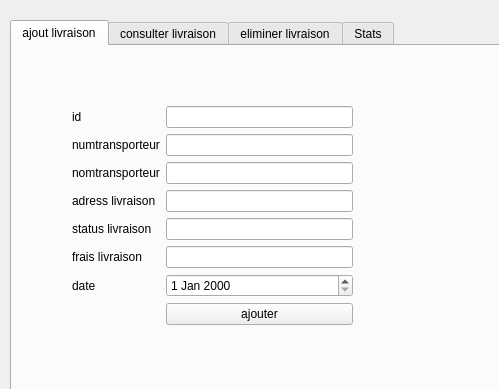
Qt form projetc++/mainwindow.ui (24-25PCPP2A27/projet2a-2a27-smart-clothing-store) before a commit; both pictures show x 0 to 499 and y 0 to 389 of the 800 by 600 pixel window.
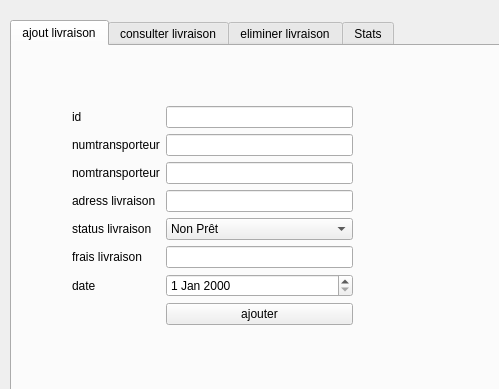
The same form after that commit. The open tabs and pages were chosen to show the change.

What changed in the file:
```diff
--- a/projetc++/mainwindow.ui
+++ b/projetc++/mainwindow.ui
@@ -87,9 +87,6 @@
          </property>
         </widget>
        </item>
-       <item row="4" column="1">
-        <widget class="QLineEdit" name="lineEdit_STATUE_LIV"/>
-       </item>
        <item row="5" column="0">
         <widget class="QLabel" name="fraisLivraisonLabel">
          <property name="text">
@@ -117,6 +114,20 @@
          </property>
         </widget>
        </item>
+       <item row="4" column="1">
+        <widget class="QComboBox" name="comboBox_STATUE_LIV">
+         <item>
+          <property name="text">
+           <string>Non Prêt</string>
+          </property>
+         </item>
+         <item>
+          <property name="text">
+           <string>Prêt</string>
+          </property>
+         </item>
+        </widget>
+       </item>
       </layout>
      </widget>
     </widget>
```
Left out of the diff: 2 changed lines with no effect on the pictures.
